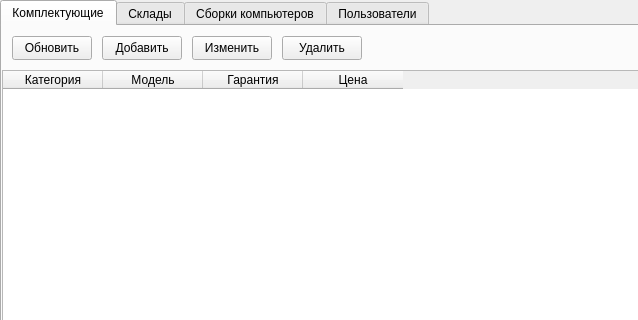
Qt form src/mainwindow.ui (f0rw4rd-dev/hse-hsms-wpf) before a commit; both pictures show x 0 to 638 and y 0 to 320 of the 1000 by 600 pixel window.
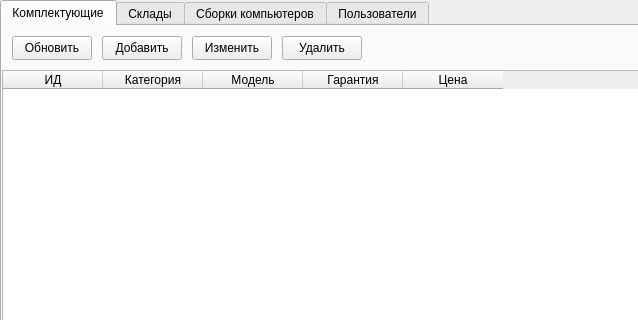
The same form after that commit.

```diff
--- a/src/mainwindow.ui
+++ b/src/mainwindow.ui
@@ -92,6 +92,11 @@
         <attribute name="horizontalHeaderVisible">
          <bool>true</bool>
         </attribute>
+        <column>
+         <property name="text">
+          <string>ИД</string>
+         </property>
+        </column>
         <column>
          <property name="text">
           <string>Категория</string>
```
Left out of the diff: 3 changed lines with no effect on the pictures.
